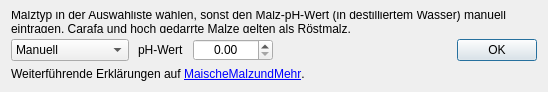
This is kleiner-brauhelfer/dialogs/dlgphmalz.ui in kleiner-brauhelfer/kleiner-brauhelfer-2 as Qt 5 draws it before an edit. The edited form follows.
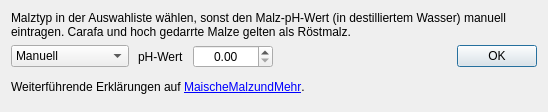
This is the edited form. Custom widgets are drawn as their Qt base class.

```diff
--- a/kleiner-brauhelfer/dialogs/dlgphmalz.ui
+++ b/kleiner-brauhelfer/dialogs/dlgphmalz.ui
@@ -7,7 +7,7 @@
     <x>0</x>
     <y>0</y>
     <width>548</width>
-    <height>92</height>
+    <height>112</height>
    </rect>
   </property>
   <property name="windowTitle">
```
Left out of the diff: 2 changed lines with no effect on the pictures.
